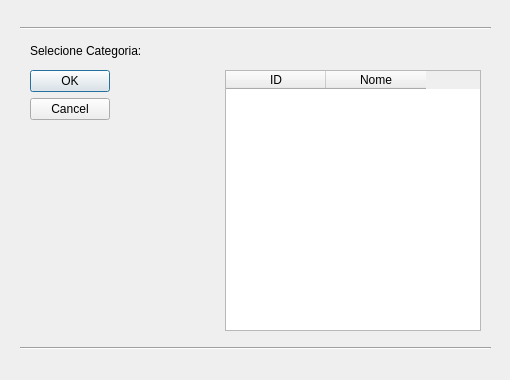
The window that visao/botaopesquisacategoria.ui (AlanJP0/ItH_Estoque) describes before a commit, drawn with Qt 5.
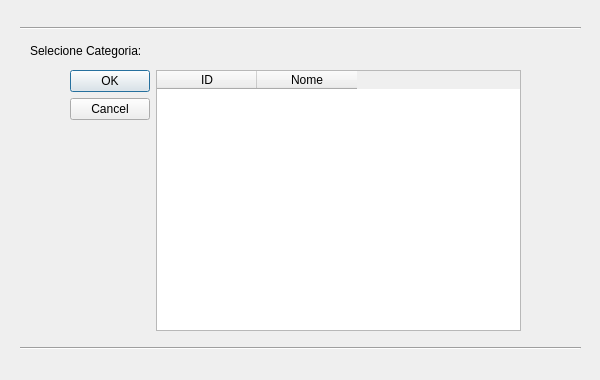
The same window after the commit.

What changed in the file:
```diff
--- a/visao/botaopesquisacategoria.ui
+++ b/visao/botaopesquisacategoria.ui
@@ -6,13 +6,13 @@
    <rect>
     <x>0</x>
     <y>0</y>
-    <width>510</width>
+    <width>600</width>
     <height>380</height>
    </rect>
   </property>
   <property name="maximumSize">
    <size>
-    <width>510</width>
+    <width>600</width>
     <height>380</height>
    </size>
   </property>
@@ -37,7 +37,7 @@
     <rect>
      <x>20</x>
      <y>340</y>
-     <width>471</width>
+     <width>561</width>
      <height>16</height>
     </rect>
    </property>
@@ -50,7 +50,7 @@
     <rect>
      <x>20</x>
      <y>20</y>
-     <width>471</width>
+     <width>561</width>
      <height>16</height>
     </rect>
    </property>
@@ -61,7 +61,7 @@
   <widget class="QWidget" name="layoutWidget">
    <property name="geometry">
     <rect>
-     <x>30</x>
+     <x>70</x>
      <y>70</y>
      <width>451</width>
      <height>261</height>
@@ -78,19 +78,6 @@
       </property>
      </widget>
     </item>
-    <item>
-     <spacer name="horizontalSpacer">
-      <property name="orientation">
-       <enum>Qt::Horizontal</enum>
-      </property>
-      <property name="sizeHint" stdset="0">
-       <size>
-        <width>40</width>
-        <height>20</height>
-       </size>
-      </property>
-     </spacer>
-    </item>
     <item>
      <widget class="QTableWidget" name="tabelaSelecaoCategoria">
       <column>
```
Left out of the diff: 3 changed lines with no effect on the pictures.
